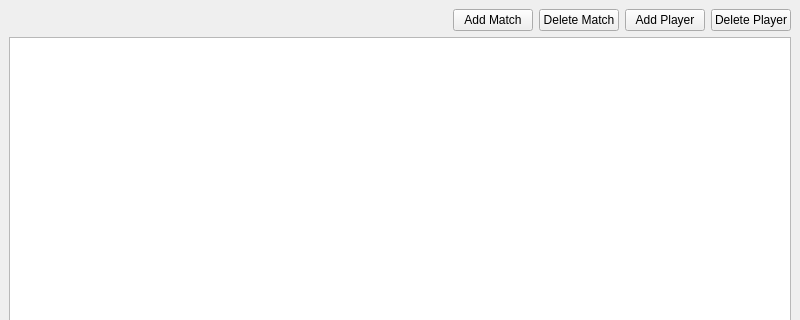
First picture: the form in mainwindow.ui, repository hyo0913/SHINKI-FC-Manager, before the edit; both pictures show x 0 to 800 and y 0 to 320 of the 800 by 600 pixel window.
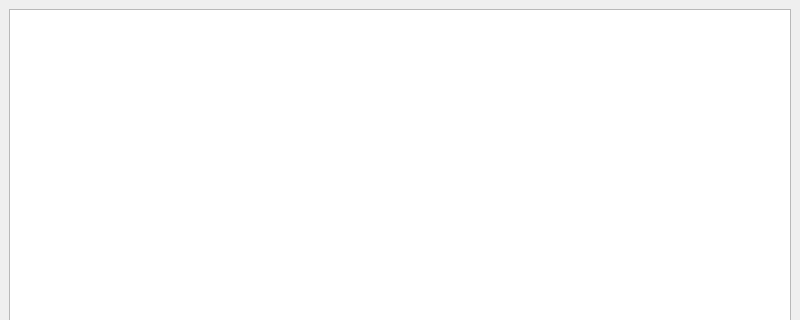
Second picture: the form after the edit.

The edit to the form file:
```diff
--- a/mainwindow.ui
+++ b/mainwindow.ui
@@ -16,54 +16,9 @@
   <widget class="QWidget" name="centralwidget">
    <layout class="QVBoxLayout" name="verticalLayout">
     <item>
-     <layout class="QHBoxLayout" name="horizontalLayout">
-      <item>
-       <spacer name="horizontalSpacer">
-        <property name="orientation">
-         <enum>Qt::Horizontal</enum>
-        </property>
-        <property name="sizeHint" stdset="0">
-         <size>
-          <width>40</width>
-          <height>20</height>
-         </size>
-        </property>
-       </spacer>
-      </item>
-      <item>
-       <widget class="QPushButton" name="pushButtonAddMatch">
-        <property name="text">
-         <string>Add Match</string>
-        </property>
-       </widget>
-      </item>
-      <item>
-       <widget class="QPushButton" name="pushButtonDeleteMatch">
-        <property name="text">
-         <string>Delete Match</string>
-        </property>
-       </widget>
-      </item>
-      <item>
-       <widget class="QPushButton" name="pushButtonAddPlayer">
-        <property name="text">
-         <string>Add Player</string>
-        </property>
-       </widget>
-      </item>
-      <item>
-       <widget class="QPushButton" name="pushButtonDeletePlayer">
-        <property name="text">
-         <string>Delete Player</string>
-        </property>
-       </widget>
-      </item>
-     </layout>
-    </item>
-    <item>
-     <widget class="QTableWidget" name="tableWidgetBoard">
-      <property name="selectionMode">
-       <enum>QAbstractItemView::SingleSelection</enum>
+     <widget class="QTableView" name="tableViewBoard">
+      <property name="sizeAdjustPolicy">
+       <enum>QAbstractScrollArea::AdjustToContents</enum>
       </property>
       <property name="selectionBehavior">
        <enum>QAbstractItemView::SelectItems</enum>
```
Left out of the diff: 4 changed lines with no effect on the pictures.
